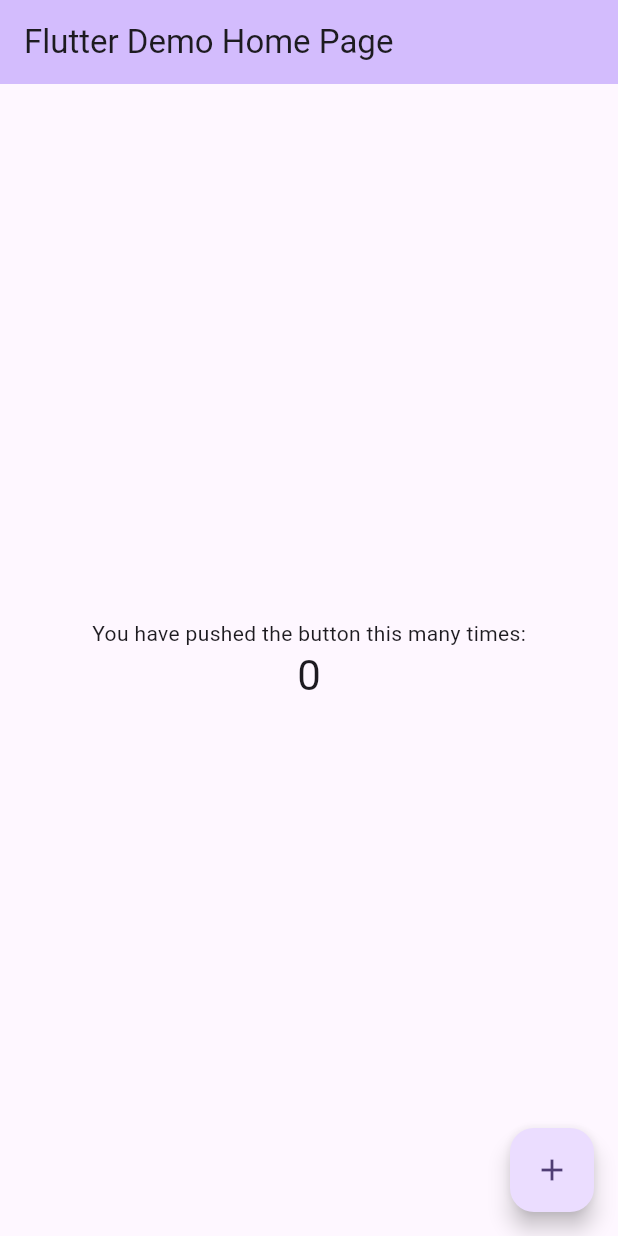
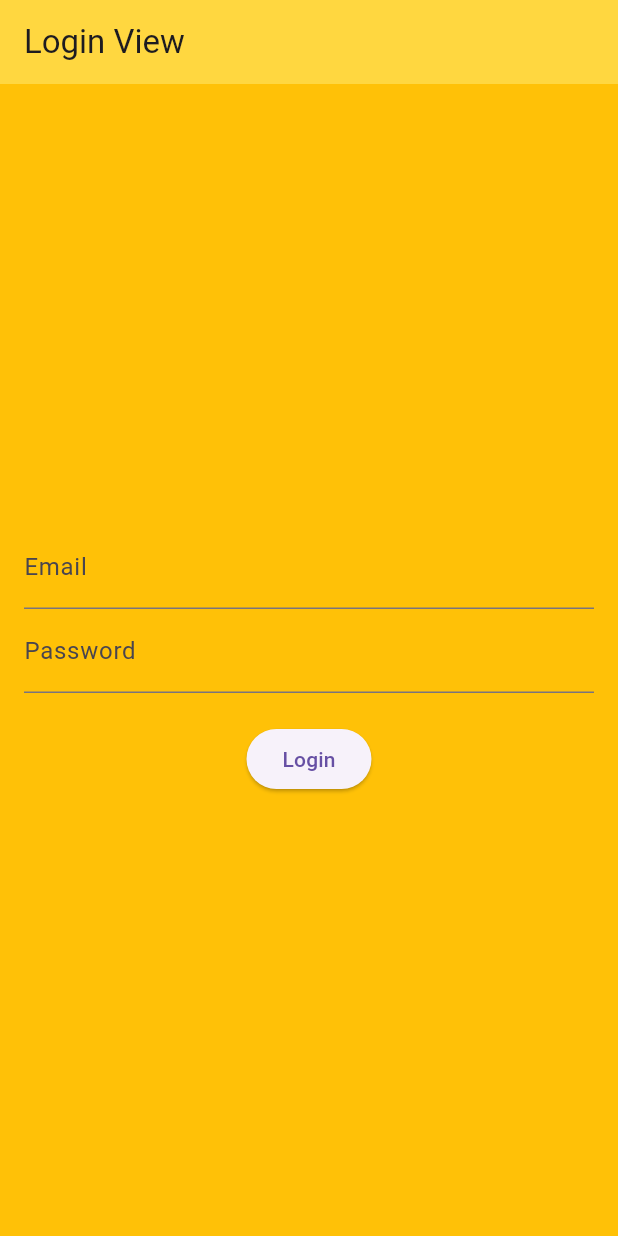
Before and after one commit to orjtor/HFL25-2-Flutter, a Flutter app: the screen it shows after launch, on a phone screen of 412 x 824 dp. Run offline on Flutter 3.47's test engine with Material 3 defaults, Android fonts, the light colour scheme and no system bars; our stand-ins replace bloc, equatable, firebase_auth, firebase_core, flutter_bloc, go_router; accounts and stored records are empty; generated files the repository leaves out were written again.

Commit message:
v05 firebase auth login

```diff
--- /dev/null
+++ b/v05_firebase/lib/auth/cubit/auth_cubit.dart
@@ -0,0 +1,34 @@
+import 'dart:async';
+import 'package:bloc/bloc.dart';
+import 'package:firebase_auth/firebase_auth.dart';
+import 'package:v05_firebase/auth/cubit/auth_state.dart';
+import 'package:v05_firebase/auth/repository/auth_repository.dart';
+
+class AuthCubit extends Cubit<AuthState> {
+  final AuthRepository _authRepository;
+  late final StreamSubscription<User?> _authStateSubscription;
+
+  AuthCubit(this._authRepository) : super(AuthInitial()) {
+    _authStateSubscription = _authRepository.authStateChanges.listen((user) {
+      if (user != null) {
+        emit(AuthAuthenticated(user));
+      } else {
+        emit(AuthUnauthenticated());
+      }
+    });
+  }
+
+  Future<void> signIn(String email, String password) async {
+    await _authRepository.signIn(email: email, password: password);
+  }
+
+  Future<void> signOut() async {
+    await _authRepository.signOut();
+  }
+
+  @override
+  Future<void> close() {
+    _authStateSubscription.cancel();
+    return super.close();
+  }
+}
--- /dev/null
+++ b/v05_firebase/lib/auth/cubit/auth_state.dart
@@ -0,0 +1,22 @@
+import 'package:equatable/equatable.dart';
+import 'package:firebase_auth/firebase_auth.dart';
+
+abstract class AuthState extends Equatable {
+  const AuthState();
+
+  @override
+  List<Object?> get props => [];
+}
+
+class AuthInitial extends AuthState {}
+
+class AuthAuthenticated extends AuthState {
+  final User user;
+
+  const AuthAuthenticated(this.user);
+
+  @override
+  List<Object?> get props => [user];
+}
+
+class AuthUnauthenticated extends AuthState {}
--- /dev/null
+++ b/v05_firebase/lib/auth/repository/auth_repository.dart
@@ -0,0 +1,38 @@
+import 'package:firebase_auth/firebase_auth.dart';
+
+class AuthRepository {
+  final FirebaseAuth _firebaseAuth;
+
+  AuthRepository({FirebaseAuth? firebaseAuth})
+    : _firebaseAuth = firebaseAuth ?? FirebaseAuth.instance;
+
+  User? get currentUser => _firebaseAuth.currentUser;
+
+  Stream<User?> get authStateChanges => _firebaseAuth.authStateChanges();
+
+  Future<void> signIn({required String email, required String password}) async {
+    try {
+      await _firebaseAuth.signInWithEmailAndPassword(
+        email: email,
+        password: password,
+      );
+    } on FirebaseAuthException catch (e) {
+      throw Exception(e.message);
+    }
+  }
+
+  Future<void> signUp({required String email, required String password}) async {
+    try {
+      await _firebaseAuth.createUserWithEmailAndPassword(
+        email: email,
+        password: password,
+      );
+    } on FirebaseAuthException catch (e) {
+      throw Exception(e.message);
+    }
+  }
+
+  Future<void> signOut() async {
+    await _firebaseAuth.signOut();
+  }
+}
--- a/v05_firebase/lib/main.dart
+++ b/v05_firebase/lib/main.dart
@@ -1,122 +1,47 @@
-import 'package:flutter/material.dart';
+import 'import_nest.dart';
 
-void main() {
+void main() async {
+  WidgetsFlutterBinding.ensureInitialized();
+  await Firebase.initializeApp(options: DefaultFirebaseOptions.currentPlatform);
   runApp(const MyApp());
 }
 
 class MyApp extends StatelessWidget {
   const MyApp({super.key});
 
-  // This widget is the root of your application.
   @override
   Widget build(BuildContext context) {
-    return MaterialApp(
-      title: 'Flutter Demo',
-      theme: ThemeData(
-        // This is the theme of your application.
-        //
-        // TRY THIS: Try running your application with "flutter run". You'll see
-        // the application has a purple toolbar. Then, without quitting the app,
-        // try changing the seedColor in the colorScheme below to Colors.green
-        // and then invoke "hot reload" (save your changes or press the "hot
-        // reload" button in a Flutter-supported IDE, or press "r" if you used
-        // the command line to start the app).
-        //
-        // Notice that the counter didn't reset back to zero; the application
-        // state is not lost during the reload. To reset the state, use hot
-        // restart instead.
-        //
-        // This works for code too, not just values: Most code changes can be
-        // tested with just a hot reload.
-        colorScheme: ColorScheme.fromSeed(seedColor: Colors.deepPurple),
+    return RepositoryProvider(
+      // envobj
+      create: (context) => AuthRepository(),
+      child: BlocProvider(
+        create: (context) => AuthCubit(context.read<AuthRepository>()),
+        child: MaterialApp(
+          debugShowCheckedModeBanner: false,
+          title: 'Firebase Auth with Cubit',
+          theme: ThemeData(primarySwatch: Colors.blue, useMaterial3: true),
+          home: const AuthFlow(),
+        ),
       ),
-      home: const MyHomePage(title: 'Flutter Demo Home Page'),
     );
   }
 }
 
-class MyHomePage extends StatefulWidget {
-  const MyHomePage({super.key, required this.title});
-
-  // This widget is the home page of your application. It is stateful, meaning
-  // that it has a State object (defined below) that contains fields that affect
-  // how it looks.
-
-  // This class is the configuration for the state. It holds the values (in this
-  // case the title) provided by the parent (in this case the App widget) and
-  // used by the build method of the State. Fields in a Widget subclass are
-  // always marked "final".
-
-  final String title;
-
-  @override
-  State<MyHomePage> createState() => _MyHomePageState();
-}
-
-class _MyHomePageState extends State<MyHomePage> {
-  int _counter = 0;
-
-  void _incrementCounter() {
-    setState(() {
-      // This call to setState tells the Flutter framework that something has
-      // changed in this State, which causes it to rerun the build method below
-      // so that the display can reflect the updated values. If we changed
-      // _counter without calling setState(), then the build method would not be
-      // called again, and so nothing would appear to happen.
-      _counter++;
-    });
-  }
+class AuthFlow extends StatelessWidget {
+  const AuthFlow({super.key});
 
   @override
   Widget build(BuildContext context) {
-    // This method is rerun every time setState is called, for instance as done
-    // by the _incrementCounter method above.
-    //
-    // The Flutter framework has been optimized to make rerunning build methods
-    // fast, so that you can just rebuild anything that needs updating rather
-    // than having to individually change instances of widgets.
-    return Scaffold(
-      appBar: AppBar(
-        // TRY THIS: Try changing the color here to a specific color (to
-        // Colors.amber, perhaps?) and trigger a hot reload to see the AppBar
-        // change color while the other colors stay the same.
-        backgroundColor: Theme.of(context).colorScheme.inversePrimary,
-        // Here we take the value from the MyHomePage object that was created by
-        // the App.build method, and use it to set our appbar title.
-        title: Text(widget.title),
-      ),
-      body: Center(
-        // Center is a layout widget. It takes a single child and positions it
-        // in the middle of the parent.
-        child: Column(
-          // Column is also a layout widget. It takes a list of children and
-          // arranges them vertically. By default, it sizes itself to fit its
-          // children horizontally, and tries to be as tall as its parent.
-          //
-          // Column has various properties to control how it sizes itself and
-          // how it positions its children. Here we use mainAxisAlignment to
-          // center the children vertically; the main axis here is the vertical
-          // axis because Columns are vertical (the cross axis would be
-          // horizontal).
-          //
-          // TRY THIS: Invoke "debug painting" (choose the "Toggle Debug Paint"
-          // action in the IDE, or press "p" in the console), to see the
-          // wireframe for each widget.
-          mainAxisAlignment: MainAxisAlignment.center,
-          children: <Widget>[
-            const Text('You have pushed the button this many times:'),
-            Text(
-              '$_counter',
-              style: Theme.of(context).textTheme.headlineMedium,
-            ),
-          ],
-        ),
-      ),
-      floatingActionButton: FloatingActionButton(
-        onPressed: _incrementCounter,
-        tooltip: 'Increment',
-        child: const Icon(Icons.add),
-      ), // This trailing comma makes auto-formatting nicer for build methods.
+    return BlocBuilder<AuthCubit, AuthState>(
+      builder: (context, state) {
+        if (state is AuthAuthenticated) {
+          return const HomeScreen();
+        }
+        if (state is AuthUnauthenticated) {
+          return const LoginScreen();
+        }
+        return const SplashScreen();
+      },
     );
   }
 }
--- /dev/null
+++ b/v05_firebase/lib/screens/login_screen.dart
@@ -0,0 +1,70 @@
+import 'package:flutter/material.dart';
+import 'package:flutter_bloc/flutter_bloc.dart';
+import 'package:v05_firebase/auth/cubit/auth_cubit.dart';
+
+class LoginScreen extends StatefulWidget {
+  const LoginScreen({super.key});
+
+  @override
+  State<LoginScreen> createState() => _LoginScreenState();
+}
+
+class _LoginScreenState extends State<LoginScreen> {
+  final _formKey = GlobalKey<FormState>();
+  final _emailController = TextEditingController();
+  final _passwordController = TextEditingController();
+
+  @override
+  void dispose() {
+    _emailController.dispose();
+    _passwordController.dispose();
+    super.dispose();
+  }
+
+  @override
+  Widget build(BuildContext context) {
+    return Scaffold(
+      backgroundColor: Colors.amber,
+      appBar: AppBar(
+        title: const Text('Login View'),
+        backgroundColor: Colors.amberAccent,
+      ),
+      body: Padding(
+        padding: const EdgeInsets.all(16.0),
+        child: Form(
+          key: _formKey,
+          child: Column(
+            mainAxisAlignment: MainAxisAlignment.center,
+            children: [
+              TextFormField(
+                controller: _emailController,
+                decoration: const InputDecoration(labelText: 'Email'),
+                validator: (value) =>
+                    value!.isEmpty ? 'Please enter an email' : null,
+              ),
+              TextFormField(
+                controller: _passwordController,
+                decoration: const InputDecoration(labelText: 'Password'),
+                obscureText: true,
+                validator: (value) =>
+                    value!.isEmpty ? 'Please enter a password' : null,
+              ),
+              const SizedBox(height: 20),
+              ElevatedButton(
+                onPressed: () {
+                  if (_formKey.currentState!.validate()) {
+                    context.read<AuthCubit>().signIn(
+                      _emailController.text,
+                      _passwordController.text,
+                    );
+                  }
+                },
+                child: const Text('Login'),
+              ),
+            ],
+          ),
+        ),
+      ),
+    );
+  }
+}
```
Also changed, not shown: v05_firebase/lib/import_nest.dart (added, +10 -0 lines), v05_firebase/lib/screens/home_screen.dart (added, +32 -0 lines), v05_firebase/lib/screens/splash_screen.dart (added, +10 -0 lines), v05_firebase/firebase.json (added), v05_firebase/lib/main_example.dart.txt (renamed from v05_firebase/lib/main_example.dart), 3 other files.
